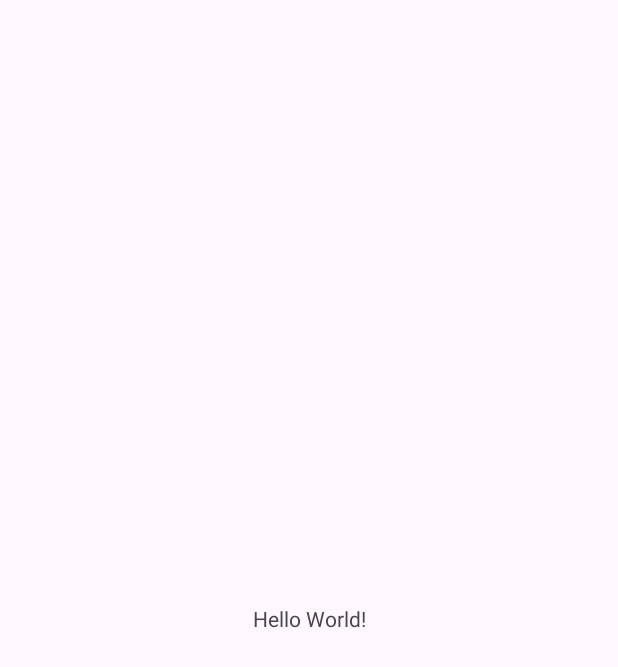
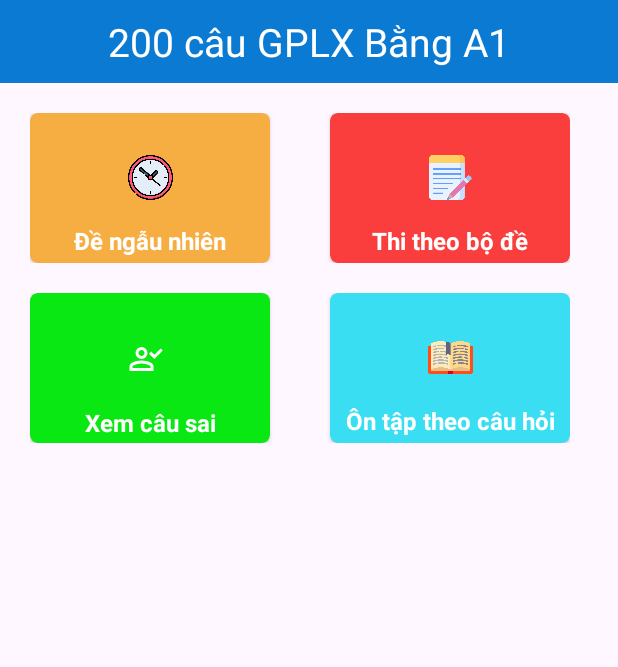
Before and after one commit to trieutct/BTL_LapTrinhMobile, an Android app: the screen it shows after launch (MainActivity before the commit, MainTrangChuActivity after it), on a phone screen of 412 x 824 dp. Before the commit the part shown is almost empty. Shown: the top 667 px of the screen. Run offline under Robolectric (Android 15) with nearby library versions, the light colour scheme and no system bars.

Commit message:
push giao dien

```diff
--- a/app/src/main/AndroidManifest.xml
+++ b/app/src/main/AndroidManifest.xml
@@ -13,6 +13,9 @@
         android:theme="@style/Theme.App_ThiBangLaiXe"
         tools:targetApi="31">
         <activity
+            android:name=".MainTrangChuActivity"
+            android:exported="false" />
+        <activity
             android:name=".MainActivity"
             android:exported="true">
             <intent-filter>
--- a/app/src/main/java/com/example/app_thibanglaixe/MainActivity.java
+++ b/app/src/main/java/com/example/app_thibanglaixe/MainActivity.java
@@ -2,13 +2,41 @@
 
 import androidx.appcompat.app.AppCompatActivity;
 
+import android.content.Intent;
 import android.os.Bundle;
+import android.os.CountDownTimer;
+import android.os.Handler;
+import android.widget.ProgressBar;
 
 public class MainActivity extends AppCompatActivity {
 
+    CountDownTimer countDownTimer;
+    ProgressBar progressBar;
+    int timerValue=0;
     @Override
     protected void onCreate(Bundle savedInstanceState) {
         super.onCreate(savedInstanceState);
         setContentView(R.layout.activity_main);
+        progressBar=findViewById(R.id.progressbar);
+        countDownTimer=new CountDownTimer(5000,85) {
+            @Override
+            public void onTick(long l) {
+                timerValue=timerValue+2;
+                progressBar.setProgress(timerValue);
+            }
+            @Override
+            public void onFinish() {
+                Intent intent=new Intent(MainActivity.this,MainTrangChuActivity.class);
+                startActivity(intent);
+            }
+        }.start();
+
+//        new Handler().postDelayed(new Runnable() {
+//            @Override
+//            public void run() {
+//                Intent intent=new Intent(MainActivity.this,MainTrangChuActivity.class);
+//                startActivity(intent);
+//            }
+//        },5000);
     }
 }
--- /dev/null
+++ b/app/src/main/java/com/example/app_thibanglaixe/MainTrangChuActivity.java
@@ -0,0 +1,25 @@
+package com.example.app_thibanglaixe;
+
+import androidx.appcompat.app.AlertDialog;
+import androidx.appcompat.app.AppCompatActivity;
+
+import android.content.Intent;
+import android.graphics.Color;
+import android.graphics.drawable.ColorDrawable;
+import android.os.Bundle;
+import android.os.CountDownTimer;
+import android.view.LayoutInflater;
+import android.view.View;
+import android.widget.ProgressBar;
+
+public class MainTrangChuActivity extends AppCompatActivity {
+
+    @Override
+    protected void onCreate(Bundle savedInstanceState) {
+        super.onCreate(savedInstanceState);
+        setContentView(R.layout.activity_main_trang_chu);
+
+
+
+    }
+}
--- /dev/null
+++ b/app/src/main/res/drawable/circle_progressbar.xml
@@ -0,0 +1,6 @@
+<?xml version="1.0" encoding="utf-8"?>
+<shape android:useLevel="true"
+    android:innerRadiusRatio="2.5" android:thickness="4dp" android:shape="ring" xmlns:android="http://schemas.android.com/apk/res/android">
+    <solid android:color="#FFEB3B"/>
+
+</shape>
--- /dev/null
+++ b/app/src/main/res/drawable/person_check.xml
@@ -0,0 +1,10 @@
+<vector xmlns:android="http://schemas.android.com/apk/res/android"
+    android:width="24dp"
+    android:height="24dp"
+    android:viewportWidth="960"
+    android:viewportHeight="960"
+    android:tint="?attr/colorControlNormal">
+  <path
+      android:fillColor="@android:color/white"
+      android:pathData="M702,480L560,338L617,282L702,367L872,197L928,254L702,480ZM360,480Q294,480 247,433Q200,386 200,320Q200,254 247,207Q294,160 360,160Q426,160 473,207Q520,254 520,320Q520,386 473,433Q426,480 360,480ZM40,800L40,688Q40,654 57.5,625.5Q75,597 104,582Q166,551 230,535.5Q294,520 360,520Q426,520 490,535.5Q554,551 616,582Q645,597 662.5,625.5Q680,654 680,688L680,800L40,800ZM120,720L600,720L600,688Q600,677 594.5,668Q589,659 580,654Q526,627 471,613.5Q416,600 360,600Q304,600 249,613.5Q194,627 140,654Q131,659 125.5,668Q120,677 120,688L120,720ZM360,400Q393,400 416.5,376.5Q440,353 440,320Q440,287 416.5,263.5Q393,240 360,240Q327,240 303.5,263.5Q280,287 280,320Q280,353 303.5,376.5Q327,400 360,400ZM360,660L360,660Q360,660 360,660Q360,660 360,660Q360,660 360,660Q360,660 360,660Q360,660 360,660Q360,660 360,660Q360,660 360,660Q360,660 360,660L360,660L360,660ZM360,320Q360,320 360,320Q360,320 360,320Q360,320 360,320Q360,320 360,320Q360,320 360,320Q360,320 360,320Q360,320 360,320Q360,320 360,320Z"/>
+</vector>
--- a/app/src/main/res/layout/activity_main.xml
+++ b/app/src/main/res/layout/activity_main.xml
@@ -6,13 +6,18 @@
     android:layout_height="match_parent"
     tools:context=".MainActivity">
 
-    <TextView
-        android:layout_width="wrap_content"
-        android:layout_height="wrap_content"
-        android:text="Hello World!"
+    <ProgressBar
+        android:id="@+id/progressbar"
+        android:layout_width="200dp"
+        android:layout_height="200dp"
+        android:progress="10"
+        android:max="100"
         app:layout_constraintBottom_toBottomOf="parent"
         app:layout_constraintEnd_toEndOf="parent"
         app:layout_constraintStart_toStartOf="parent"
-        app:layout_constraintTop_toTopOf="parent" />
+        app:layout_constraintTop_toTopOf="parent"
+        style="?android:progressBarStyleHorizontal"
+        android:progressDrawable="@drawable/circle_progressbar"
+        />
 
 </androidx.constraintlayout.widget.ConstraintLayout>
--- /dev/null
+++ b/app/src/main/res/layout/activity_main_trang_chu.xml
@@ -0,0 +1,191 @@
+<?xml version="1.0" encoding="utf-8"?>
+<androidx.constraintlayout.widget.ConstraintLayout xmlns:android="http://schemas.android.com/apk/res/android"
+    xmlns:app="http://schemas.android.com/apk/res-auto"
+    xmlns:tools="http://schemas.android.com/tools"
+    android:layout_width="match_parent"
+    android:layout_height="match_parent"
+    tools:context=".MainTrangChuActivity">
+
+    <TextView
+        android:id="@+id/header_text"
+        android:layout_width="match_parent"
+        android:layout_height="wrap_content"
+        android:text="200 câu GPLX Bằng A1"
+        android:gravity="center"
+        android:background="#0B7AD3"
+        android:textSize="26dp"
+        android:textColor="@color/white"
+        android:padding="10dp"
+        app:layout_constraintEnd_toEndOf="parent"
+        app:layout_constraintStart_toStartOf="parent"
+        app:layout_constraintTop_toTopOf="parent" />
+
+    <LinearLayout
+        android:layout_width="match_parent"
+        android:layout_height="0dp"
+        android:padding="20dp"
+        android:orientation="vertical"
+        app:layout_constraintBottom_toBottomOf="parent"
+        app:layout_constraintEnd_toEndOf="parent"
+        app:layout_constraintStart_toStartOf="parent"
+        app:layout_constraintTop_toBottomOf="@+id/header_text"
+        >
+
+        <LinearLayout
+            android:layout_width="wrap_content"
+            android:layout_height="wrap_content"
+            android:orientation="horizontal">
+            <androidx.cardview.widget.CardView
+                android:layout_width="160dp"
+                android:layout_height="100dp"
+                android:backgroundTint="#F6AE43"
+                app:cardCornerRadius="5dp"
+                >
+                <androidx.constraintlayout.widget.ConstraintLayout
+                    android:layout_width="match_parent"
+                    android:layout_height="match_parent">
+                    <ImageView
+                        android:id="@+id/img_clock"
+                        android:layout_width="30dp"
+                        android:layout_height="30dp"
+                        app:layout_constraintBottom_toBottomOf="parent"
+                        app:layout_constraintEnd_toEndOf="parent"
+                        app:layout_constraintStart_toStartOf="parent"
+                        app:layout_constraintTop_toTopOf="parent"
+                        app:layout_constraintVertical_bias="0.4"
+                        android:src="@drawable/clock"
+                        />
+                    <TextView
+                        android:layout_width="match_parent"
+                        android:layout_height="wrap_content"
+                        app:layout_constraintBottom_toBottomOf="parent"
+                        app:layout_constraintEnd_toEndOf="parent"
+                        app:layout_constraintStart_toStartOf="parent"
+                        app:layout_constraintTop_toBottomOf="@+id/img_clock"
+                        app:layout_constraintVertical_bias="0.8"
+                        android:text="Đề ngẫu nhiên"
+                        android:textStyle="bold"
+                        android:gravity="center"
+                        android:textColor="@color/white"
+                        android:textSize="16dp"/>
+                </androidx.constraintlayout.widget.ConstraintLayout>
+            </androidx.cardview.widget.CardView>
+            <androidx.cardview.widget.CardView
+                android:layout_width="160dp"
+                android:layout_height="100dp"
+                android:backgroundTint="#FA3E3E"
+                android:layout_marginLeft="40dp"
+                app:cardCornerRadius="5dp"
+                >
+                <androidx.constraintlayout.widget.ConstraintLayout
+                    android:layout_width="match_parent"
+                    android:layout_height="match_parent">
+                    <ImageView
+                        android:id="@+id/img_note"
+                        android:layout_width="30dp"
+                        android:layout_height="30dp"
+                        app:layout_constraintBottom_toBottomOf="parent"
+                        app:layout_constraintEnd_toEndOf="parent"
+                        app:layout_constraintStart_toStartOf="parent"
+                        app:layout_constraintTop_toTopOf="parent"
+                        app:layout_constraintVertical_bias="0.4"
+                        android:src="@drawable/note"
+                        />
+                    <TextView
+                        android:layout_width="match_parent"
+                        android:layout_height="wrap_content"
+                        app:layout_constraintBottom_toBottomOf="parent"
+                        app:layout_constraintEnd_toEndOf="parent"
+                        app:layout_constraintStart_toStartOf="parent"
+                        app:layout_constraintTop_toBottomOf="@+id/img_note"
+                        app:layout_constraintVertical_bias="0.8"
+                        android:text="Thi theo bộ đề"
+                        android:textStyle="bold"
+                        android:gravity="center"
+                        android:textColor="@color/white"
+                        android:textSize="16dp"/>
+                </androidx.constraintlayout.widget.ConstraintLayout>
+            </androidx.cardview.widget.CardView>
+        </LinearLayout>
+
+
+        <LinearLayout
+            android:layout_marginTop="20dp"
+            android:layout_width="wrap_content"
+            android:layout_height="wrap_content"
+            android:orientation="horizontal">
+            <androidx.cardview.widget.CardView
+                android:layout_width="160dp"
+                android:layout_height="100dp"
+                android:backgroundTint="#09E812"
+                app:cardCornerRadius="5dp"
+                >
+                <androidx.constraintlayout.widget.ConstraintLayout
+                    android:layout_width="match_parent"
+                    android:layout_height="match_parent">
+                    <TextView
+                        android:id="@+id/img_usercheck"
+                        android:layout_width="30dp"
+                        android:layout_height="40dp"
+                        app:layout_constraintBottom_toBottomOf="parent"
+                        app:layout_constraintEnd_toEndOf="parent"
+                        app:layout_constraintStart_toStartOf="parent"
+                        app:layout_constraintTop_toTopOf="parent"
+                        app:layout_constraintVertical_bias="0.4"
+                        android:drawableStart="@drawable/person_check"
+                        android:drawableTint="@color/white"
+                        />
+                    <TextView
+                        android:layout_width="match_parent"
+                        android:layout_height="wrap_content"
+                        app:layout_constraintBottom_toBottomOf="parent"
+                        app:layout_constraintEnd_toEndOf="parent"
+                        app:layout_constraintStart_toStartOf="parent"
+                        app:layout_constraintTop_toBottomOf="@+id/img_usercheck"
+                        app:layout_constraintVertical_bias="0.8"
+                        android:text="Xem câu sai"
+                        android:textStyle="bold"
+                        android:gravity="center"
+                        android:textColor="@color/white"
+                        android:textSize="16dp"/>
+                </androidx.constraintlayout.widget.ConstraintLayout>
+            </androidx.cardview.widget.CardView>
+            <androidx.cardview.widget.CardView
+                android:layout_width="160dp"
+                android:layout_height="100dp"
+                android:backgroundTint="#39DEF3"
+                android:layout_marginLeft="40dp"
+                app:cardCornerRadius="5dp"
+                >
+                <androidx.constraintlayout.widget.ConstraintLayout
+                    android:layout_width="match_parent"
+                    android:layout_height="match_parent">
+                    <ImageView
+                        android:id="@+id/img_book"
+                        android:layout_width="30dp"
+                        android:layout_height="30dp"
+                        app:layout_constraintBottom_toBottomOf="parent"
+                        app:layout_constraintEnd_toEndOf="parent"
+                        app:layout_constraintStart_toStartOf="parent"
+                        app:layout_constraintTop_toTopOf="parent"
+                        app:layout_constraintVertical_bias="0.4"
+                        android:src="@drawable/open_book"
+                        />
+                    <TextView
+                        android:layout_width="match_parent"
+                        android:layout_height="wrap_content"
+                        app:layout_constraintBottom_toBottomOf="parent"
+                        app:layout_constraintEnd_toEndOf="parent"
+                        app:layout_constraintStart_toStartOf="parent"
+                        app:layout_constraintTop_toBottomOf="@+id/img_book"
+                        app:layout_constraintVertical_bias="0.8"
+                        android:text="Ôn tập theo câu hỏi"
+                        android:gravity="center"
+                        android:textStyle="bold"
+                        android:textColor="@color/white"
+                        android:textSize="16dp"/>
+                </androidx.constraintlayout.widget.ConstraintLayout>
+            </androidx.cardview.widget.CardView>
+        </LinearLayout>
+    </LinearLayout>
+</androidx.constraintlayout.widget.ConstraintLayout>
```
Also changed, not shown: app/src/main/res/drawable/clock.png (added), app/src/main/res/drawable/note.png (added), app/src/main/res/drawable/open_book.png (added).
